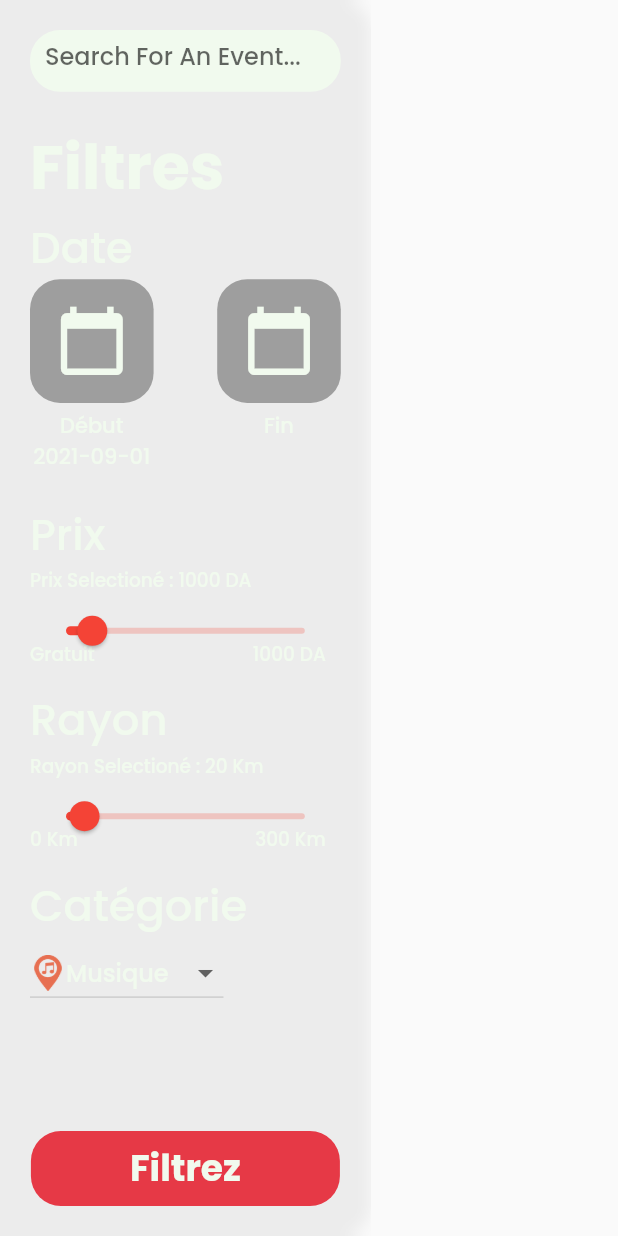
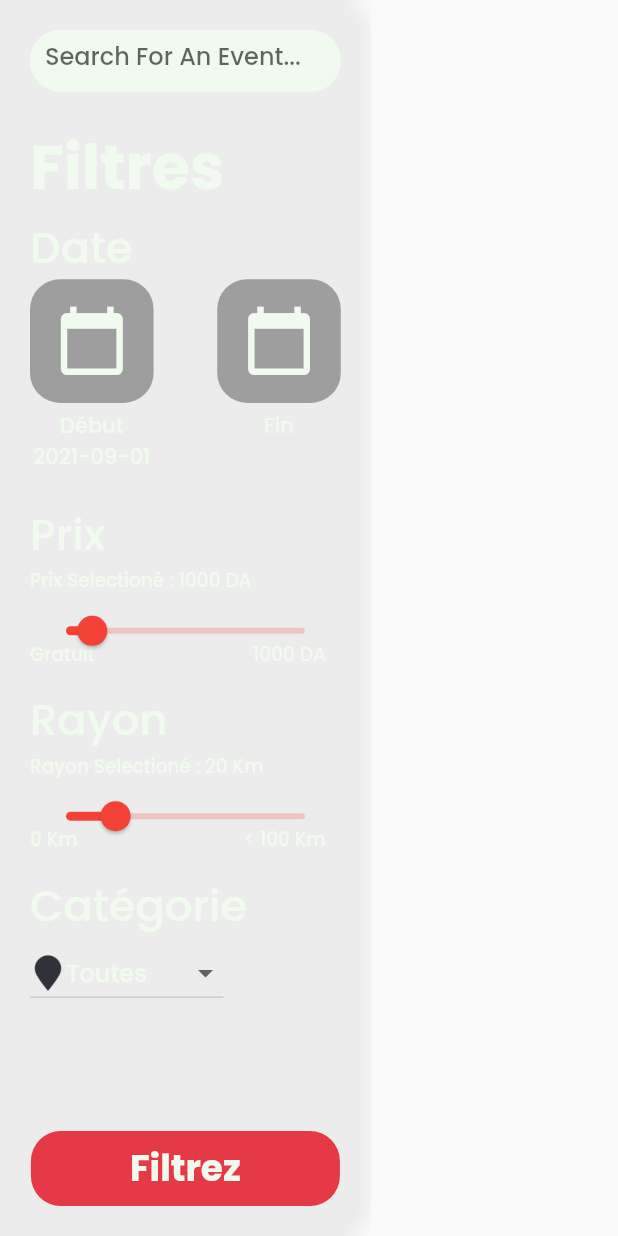
Before and after one commit to TheThreshCarry/Fiha, a Flutter app: the GlassDrawer widget shown alone on an empty page, opened directly with empty values, on a phone screen of 412 x 824 dp. Run offline on Flutter 3.47's test engine with Material 2 defaults, Android fonts, the light colour scheme and no system bars; our stand-ins replace carousel_slider, cloud_firestore, firebase_core, flutter_datetime_picker, geolocator, google_maps_flutter; missing offline and left inert: geoflutterfire; accounts and stored records are empty; statements that could not run were skipped.

Commit message:
toute cat et fr

```diff
--- a/Code/Client/fiha/lib/screens/eventPage.dart
+++ b/Code/Client/fiha/lib/screens/eventPage.dart
@@ -1,5 +1,6 @@
 import 'package:fiha/main.dart';
 import 'package:fiha/modals/Event.dart';
+import 'package:fiha/screens/filterPage.dart';
 import 'package:fiha/services/iconsHandeler.dart';
 import 'package:flutter/material.dart';
 import 'package:url_launcher/url_launcher.dart';
@@ -152,9 +153,9 @@ class EventPage extends StatelessWidget {
                                   width: 10.0,
                                 ),
                                 Text(
-                                  "Call",
+                                  "Appeler",
                                   style: TextStyle(
-                                      fontSize: size.height * 0.045,
+                                      fontSize: size.height * 0.03,
                                       fontWeight: FontWeight.bold,
                                       color: Color(0xFFF1FAEE)),
                                 ),
--- a/Code/Client/fiha/lib/screens/filterPage.dart
+++ b/Code/Client/fiha/lib/screens/filterPage.dart
@@ -11,7 +11,7 @@ void getFilterResults(List<Event> results) {
 }
 
 final Map<int, String> intToCategory = {
-  0: "Music",
+  0: "Musique",
   1: "Sport",
   2: "Culture",
 };
@@ -199,10 +199,10 @@ class EventCard extends StatelessWidget {
                             width: 2.0,
                           ),
                           Text(
-                            "Call",
+                            "Appeler",
                             style: TextStyle(
                                 fontSize:
-                                    MediaQuery.of(context).size.height * 0.020,
+                                    MediaQuery.of(context).size.height * 0.012,
                                 fontWeight: FontWeight.bold,
                                 color: Color(0xFFF1FAEE)),
                           ),
--- a/Code/Client/fiha/lib/services/iconsHandeler.dart
+++ b/Code/Client/fiha/lib/services/iconsHandeler.dart
@@ -15,9 +15,3 @@ class IconHandeler {
     return icons;
   }
 }
-
-final Map<int, String> intToCategory = {
-  0: "Music",
-  1: "Sport",
-  2: "Culture",
-};
--- a/Code/Client/fiha/lib/widgets/GlassDrawer.dart
+++ b/Code/Client/fiha/lib/widgets/GlassDrawer.dart
@@ -31,7 +31,7 @@ class _GlassDrawerState extends State<GlassDrawer> {
 
   double price = 1000;
 
-  String category = "Musique";
+  String category = "-99";
   String inputText = '';
 
   void setRadius(double radius) {
@@ -267,7 +267,7 @@ class _GlassDrawerState extends State<GlassDrawer> {
                                 fontSize: widget.size.height * 0.035),
                           ),
                           Text(
-                            "Rayon Selectioné : ${radius.toStringAsFixed(0)} Km",
+                            "Rayon Selectioné : ${radius > 1 ? radius.toStringAsFixed(0) + " Km" : (radius * 1000).toStringAsFixed(0) + " M"} ",
                             style: TextStyle(
                                 fontSize: widget.size.height * 0.015,
                                 color: Color(0xFFF1FAEE)),
@@ -288,7 +288,7 @@ class _GlassDrawerState extends State<GlassDrawer> {
                                   top: 30.0,
                                   right: 10.0,
                                   child: Text(
-                                    "300 Km",
+                                    " < 100 Km",
                                     style: TextStyle(
                                         fontSize: widget.size.height * 0.015,
                                         color: Color(0xFFF1FAEE)),
@@ -301,9 +301,9 @@ class _GlassDrawerState extends State<GlassDrawer> {
                                       radius = value;
                                     });
                                   },
-                                  max: 300.0,
+                                  max: 100.0,
                                   min: 0.0,
-                                  divisions: 30,
+                                  divisions: 200,
                                 ),
                               ],
                             ),
@@ -332,26 +332,47 @@ class _GlassDrawerState extends State<GlassDrawer> {
                             });
                           },
                           value: category,
-                          items: categories.map((value) {
-                            return DropdownMenuItem(
-                              value: value,
+                          items: [
+                            DropdownMenuItem(
+                              value: "-99",
                               child: Row(
                                 children: [
                                   Container(
                                     height: 24.0,
                                     width: 24.0,
                                     child: Image.asset(
-                                      categoriesIcons[value]!,
+                                      'assets/icons/any.png',
                                     ),
                                   ),
                                   Text(
-                                    value,
+                                    "Toutes",
                                     style: TextStyle(color: Color(0xFFF1FAEE)),
                                   ),
                                 ],
                               ),
-                            );
-                          }).toList(),
+                            ),
+                            ...categories.map((value) {
+                              return DropdownMenuItem(
+                                value: value,
+                                child: Row(
+                                  children: [
+                                    Container(
+                                      height: 24.0,
+                                      width: 24.0,
+                                      child: Image.asset(
+                                        categoriesIcons[value]!,
+                                      ),
+                                    ),
+                                    Text(
+                                      value,
+                                      style:
+                                          TextStyle(color: Color(0xFFF1FAEE)),
+                                    ),
+                                  ],
+                                ),
+                              );
+                            }).toList()
+                          ],
                         ))
                       ],
                     ),
```
Also changed, not shown: Code/Client/fiha/lib/main.dart (+2 -6 lines), Code/Client/fiha/lib/services/dataHandeler.dart (+7 -3 lines), Code/Client/fiha/assets/icons/any.png (added), 3 other files.
